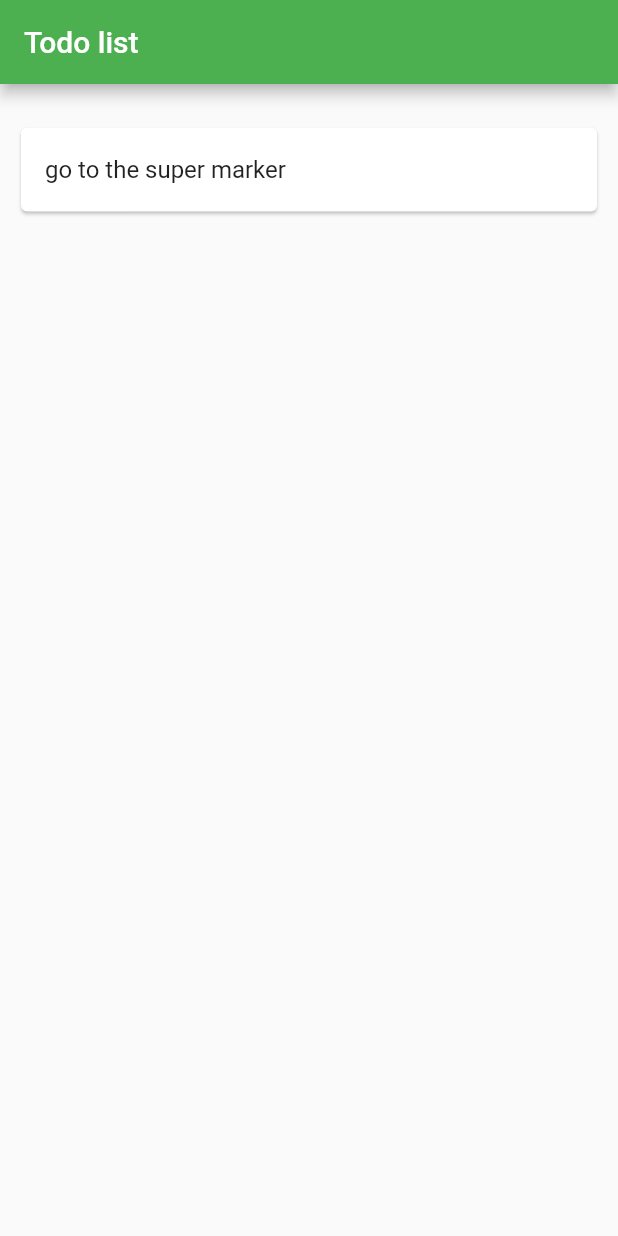
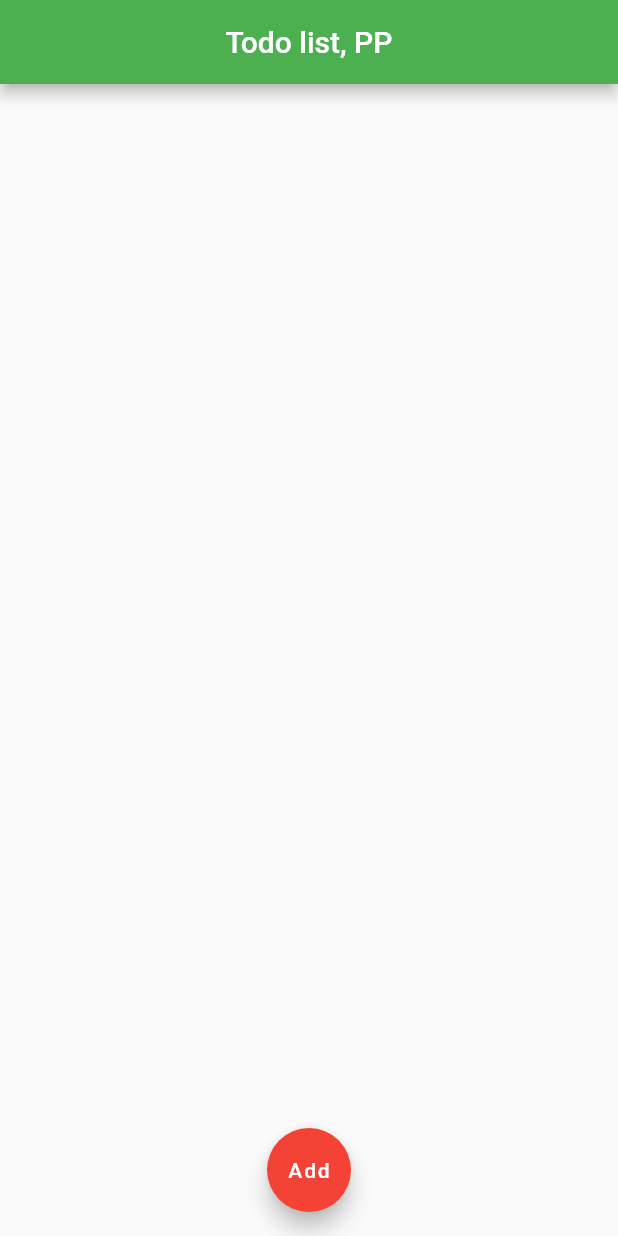
Before and after one commit to medhatdawoud/flutter-playground, a Flutter app: the screen it shows after launch, on a phone screen of 412 x 824 dp. Run offline on Flutter 3.47's test engine with Material 2 defaults, Android fonts, the phone set to English and light mode, and no system bars.

Commit message:
Cleaning up during the demo

```diff
--- a/lib/main.dart
+++ b/lib/main.dart
@@ -24,14 +24,8 @@ class MyHomePage extends StatefulWidget {
 }
 
 class _MyHomePageState extends State<MyHomePage> {
-  List<TodoItem> todos = [
-    // 'go to the super marker',
-    // 'finish side project',
-    // 'do the laundry',
-    // 'clean dishes',
-    // 'cook lunch',
-    TodoItem(todo: 'go to the super marker', done: false)
-  ];
+  List<TodoItem> todos = [];
+  int count = 1;
 
   @override
   Widget build(BuildContext context) {
@@ -39,7 +33,7 @@ class _MyHomePageState extends State<MyHomePage> {
       appBar: AppBar(
         // Here we take the value from the MyHomePage object that was created by
         // the App.build method, and use it to set our appbar title.
-        title: Text('Todo list'),
+        title: Center(child: Text('Todo list, PP')),
       ),
       body: Padding(
         padding: const EdgeInsets.fromLTRB(0, 20, 0, 0),
@@ -55,18 +49,34 @@ class _MyHomePageState extends State<MyHomePage> {
                         todos[index].done = !todos[index].done;
                       });
                     },
-                    title: Text(
-                      todos[index].todo,
-                      style: TextStyle(
-                          decoration: todos[index].done
-                              ? TextDecoration.lineThrough
-                              : TextDecoration.none),
+                    title: Center(
+                      child: Text(
+                        todos[index].todo,
+                        style: TextStyle(
+                            decoration: todos[index].done
+                                ? TextDecoration.lineThrough
+                                : TextDecoration.none,
+                            color:
+                                todos[index].done ? Colors.grey : Colors.black),
+                      ),
                     ),
                   ),
                 ),
               );
             }),
       ),
+      floatingActionButton: FloatingActionButton(
+        onPressed: () {
+          setState(() {
+            todos.add(TodoItem(
+                done: false, todo: 'This is my TODO list item number $count'));
+            count++;
+          });
+        },
+        child: Text('Add'),
+        backgroundColor: count > 5 ? Colors.green : Colors.red,
+      ),
+      floatingActionButtonLocation: FloatingActionButtonLocation.centerFloat,
     );
   }
 }
```
Also changed, not shown: lib/todo_item.dart (+1 -10 lines).
